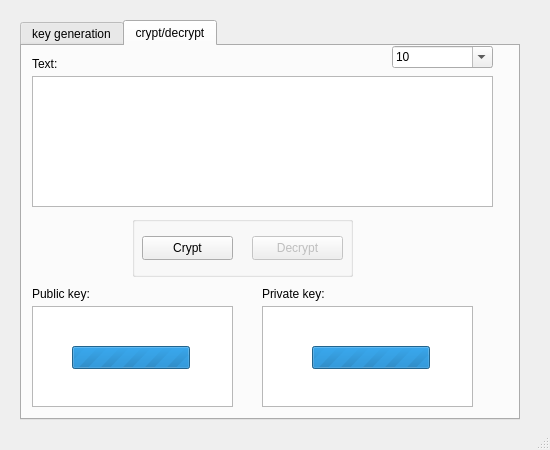
Before: the Qt Designer form mainwindow.ui in freemanoid/RSA, drawn with Qt 5.
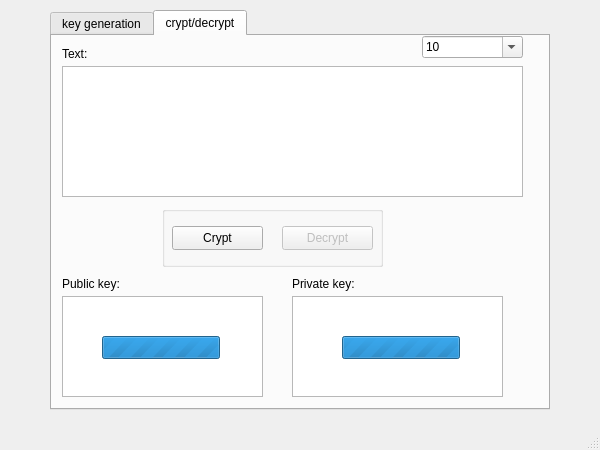
After: the same form once the commit is applied. The open tabs and pages were chosen to show the change. Icons and pictures are not drawn. Custom widgets are drawn as their Qt base class.

Commit message: Fix translation (statusbar) and resize mainwindow to fit it.

Patch:
```diff
--- a/mainwindow.ui
+++ b/mainwindow.ui
@@ -6,7 +6,7 @@
    <rect>
     <x>0</x>
     <y>0</y>
-    <width>550</width>
+    <width>600</width>
     <height>450</height>
    </rect>
   </property>
@@ -16,6 +16,18 @@
     <verstretch>0</verstretch>
    </sizepolicy>
   </property>
+  <property name="minimumSize">
+   <size>
+    <width>600</width>
+    <height>450</height>
+   </size>
+  </property>
+  <property name="maximumSize">
+   <size>
+    <width>600</width>
+    <height>450</height>
+   </size>
+  </property>
   <property name="windowTitle">
    <string>RSA</string>
   </property>
@@ -27,8 +39,8 @@
    <widget class="QTabWidget" name="tabWidget">
     <property name="geometry">
      <rect>
-      <x>20</x>
-      <y>20</y>
+      <x>50</x>
+      <y>10</y>
       <width>500</width>
       <height>400</height>
      </rect>
@@ -601,7 +613,14 @@
     </widget>
    </widget>
   </widget>
-  <widget class="QStatusBar" name="statusBar"/>
+  <widget class="QStatusBar" name="statusBar">
+   <property name="layoutDirection">
+    <enum>Qt::LeftToRight</enum>
+   </property>
+   <property name="inputMethodHints">
+    <set>Qt::ImhNone</set>
+   </property>
+  </widget>
  </widget>
  <layoutdefault spacing="6" margin="11"/>
  <customwidgets>
```
Left out of the diff: 2 changed lines with no effect on the pictures. The commit also changes 2 other files.
